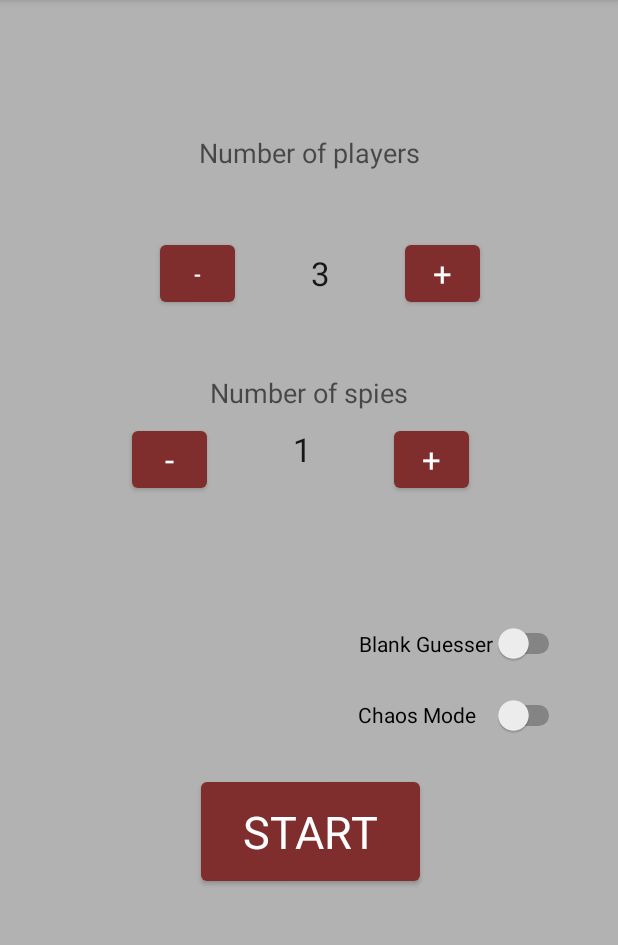
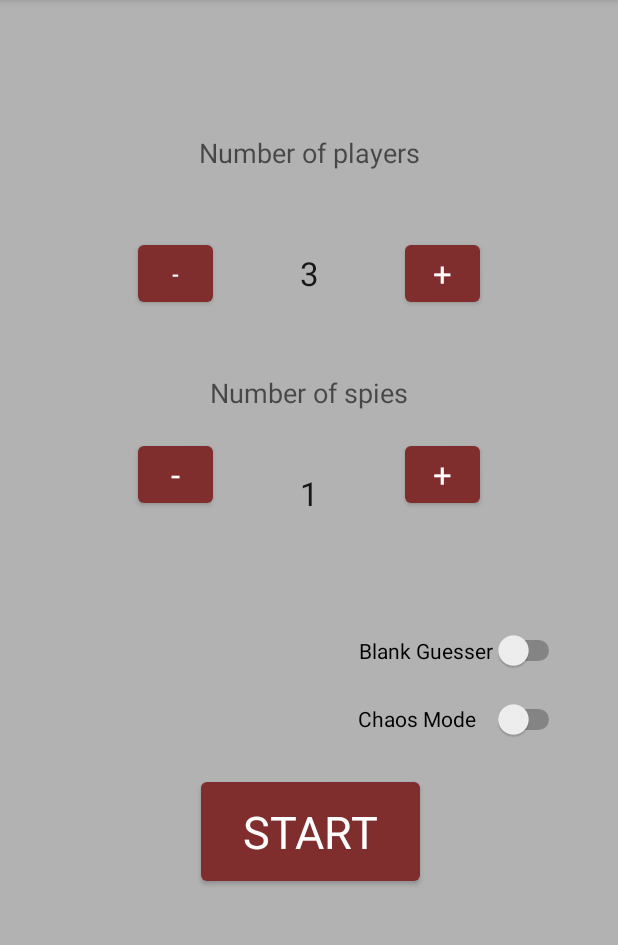
Before and after one commit to catherinepaopao/spy_game_app, an Android app: the NormalGameCreate screen opened directly, with no data from a screen before it, on a phone screen of 412 x 824 dp, the part 84-1029 px from its top. Run offline under Robolectric (Android 15) with nearby library versions, the phone set to English and light mode, and no system bars.

Commit message:
Fixed night theme colors and button spacing

```diff
--- a/app/src/main/java/com/idk/spygame/NormalGameCreate.java
+++ b/app/src/main/java/com/idk/spygame/NormalGameCreate.java
@@ -438,8 +438,8 @@ public class NormalGameCreate extends AppCompatActivity {
         wordsEng.add(new Pair<String, String>("Donut", "Bagel"));
         wordsEng.add(new Pair<String, String>("Concert", "Recital"));
         wordsEng.add(new Pair<String, String>("Ignorant", "Stupid"));
-        /* wordsEng.add(new Pair<String, String>("", ""));
-        wordsEng.add(new Pair<String, String>("", ""));
+        wordsEng.add(new Pair<String, String>("Socks", "Shoes"));
+        /*wordsEng.add(new Pair<String, String>("", ""));
         wordsEng.add(new Pair<String, String>("", ""));
         wordsEng.add(new Pair<String, String>("", ""));
         wordsEng.add(new Pair<String, String>("", ""));
@@ -492,8 +492,8 @@ public class NormalGameCreate extends AppCompatActivity {
         wordsCh.add(new Pair<String, String>("甜甜圈", "百吉饼"));
         wordsCh.add(new Pair<String, String>("音乐会", "独奏会"));
         wordsCh.add(new Pair<String, String>("无知", "愚蠢"));
+        wordsCh.add(new Pair<String, String>("袜子", "鞋子"));
         /* wordsCh.add(new Pair<String, String>("", ""));
-        wordsCh.add(new Pair<String, String>("", ""));
         wordsCh.add(new Pair<String, String>("", ""));
         wordsCh.add(new Pair<String, String>("", ""));
         wordsCh.add(new Pair<String, String>("", ""));
--- a/app/src/main/res/layout/activity_main.xml
+++ b/app/src/main/res/layout/activity_main.xml
@@ -15,7 +15,7 @@
         android:textAppearance="@style/TextAppearance.AppCompat.Large"
         android:textSize="40sp"
         android:textStyle="bold"
-        android:textColor="@color/white"
+        android:textColor="@color/design_default_color_on_primary"
         app:layout_constraintBottom_toBottomOf="parent"
         app:layout_constraintLeft_toLeftOf="parent"
         app:layout_constraintRight_toRightOf="parent"
--- a/app/src/main/res/layout/game_board.xml
+++ b/app/src/main/res/layout/game_board.xml
@@ -63,7 +63,7 @@
         android:id="@+id/starting"
         android:layout_width="294dp"
         android:layout_height="46dp"
-        android:background="@color/darkred"
+        android:background="@color/cardview_dark_background"
         android:text=""
         android:textAlignment="center"
         android:textColor="#ebead3"
--- a/app/src/main/res/layout/instructions1.xml
+++ b/app/src/main/res/layout/instructions1.xml
@@ -3,7 +3,8 @@
     xmlns:app="http://schemas.android.com/apk/res-auto"
     xmlns:tools="http://schemas.android.com/tools"
     android:layout_width="match_parent"
-    android:layout_height="match_parent">
+    android:layout_height="match_parent"
+    android:background="#e8e8e8">
 
     <TextView
         android:id="@+id/textView3"
--- a/app/src/main/res/layout/instructions2.xml
+++ b/app/src/main/res/layout/instructions2.xml
@@ -3,7 +3,8 @@
     xmlns:app="http://schemas.android.com/apk/res-auto"
     xmlns:tools="http://schemas.android.com/tools"
     android:layout_width="match_parent"
-    android:layout_height="match_parent">
+    android:layout_height="match_parent"
+    android:background="#e8e8e8">
 
     <TextView
         android:id="@+id/textView3"
@@ -42,7 +43,7 @@
         android:text="BLANK GUESSER: One player will be the Blank Guesser and will not receive a word. The Blank Guesser's goal
 is to stay in the game as long as possible. They are the only one allowed to lie to survive.
         \n\nIf the Blank Guesser stays alive until only ONE SPY and ONE CIVILIAN remain, the Blank Guesser wins.
-        \n\n\nCHAOS MODE: Play to find out! There are four possible game modes, so just have fun!
+        \n\n\nCHAOS MODE: Play to find out! There are three possible game modes, so just have fun!
         \n\nGood luck!"
         android:textColor="@color/black"
         android:textSize="19dp"
--- a/app/src/main/res/layout/normal_game_create.xml
+++ b/app/src/main/res/layout/normal_game_create.xml
@@ -1,6 +1,5 @@
 <?xml version="1.0" encoding="utf-8"?>
-<androidx.constraintlayout.widget.ConstraintLayout
-    xmlns:android="http://schemas.android.com/apk/res/android"
+<androidx.constraintlayout.widget.ConstraintLayout xmlns:android="http://schemas.android.com/apk/res/android"
     xmlns:app="http://schemas.android.com/apk/res-auto"
     xmlns:tools="http://schemas.android.com/tools"
     android:layout_width="match_parent"
@@ -39,8 +38,8 @@
         android:layout_height="78dp"
         android:layout_marginBottom="148dp"
         android:text="START"
+        android:textAppearance="@style/TextAppearance.AppCompat.Large"
         android:textSize="30sp"
-        android:textAppearance="@style/TextAppearance.AppCompat.Large"
         app:layout_constraintBottom_toBottomOf="parent"
         app:layout_constraintEnd_toEndOf="parent"
         app:layout_constraintHorizontal_bias="0.505"
@@ -64,14 +63,12 @@
         android:id="@+id/player_subtract"
         android:layout_width="50dp"
         android:layout_height="50dp"
-        android:layout_marginEnd="108dp"
+        android:layout_marginStart="92dp"
         android:text="-"
         app:layout_constraintBottom_toTopOf="@+id/Number_of_spies"
-        app:layout_constraintEnd_toStartOf="@+id/player_add"
-        app:layout_constraintHorizontal_bias="0.954"
         app:layout_constraintStart_toStartOf="parent"
         app:layout_constraintTop_toBottomOf="@+id/Number_of_players"
-        app:layout_constraintVertical_bias="0.504" />
+        app:layout_constraintVertical_bias="0.508" />
 
     <TextView
         android:id="@+id/player_number"
@@ -88,28 +85,27 @@
         android:id="@+id/spy_subtract"
         android:layout_width="50dp"
         android:layout_height="50dp"
-        android:layout_marginStart="88dp"
-        android:layout_marginBottom="164dp"
+        android:layout_marginStart="92dp"
+        android:layout_marginTop="84dp"
         android:text="-"
         android:textAppearance="@style/TextAppearance.AppCompat.Large"
         app:layout_constraintBottom_toTopOf="@+id/start_game"
         app:layout_constraintStart_toStartOf="parent"
-        app:layout_constraintTop_toBottomOf="@+id/Number_of_spies"
-        app:layout_constraintVertical_bias="0.258" />
+        app:layout_constraintTop_toBottomOf="@+id/player_subtract"
+        app:layout_constraintVertical_bias="0.0" />
 
     <Button
         android:id="@+id/spy_add"
         android:layout_width="50dp"
         android:layout_height="50dp"
-        android:layout_marginBottom="164dp"
+        android:layout_marginTop="84dp"
+        android:layout_marginEnd="92dp"
         android:text="+"
         android:textAppearance="@style/TextAppearance.AppCompat.Large"
         app:layout_constraintBottom_toTopOf="@+id/start_game"
         app:layout_constraintEnd_toEndOf="parent"
-        app:layout_constraintHorizontal_bias="0.556"
-        app:layout_constraintStart_toEndOf="@+id/spy_subtract"
-        app:layout_constraintTop_toBottomOf="@+id/Number_of_spies"
-        app:layout_constraintVertical_bias="0.258" />
+        app:layout_constraintTop_toBottomOf="@+id/player_add"
+        app:layout_constraintVertical_bias="0.0" />
 
     <TextView
         android:id="@+id/spy_number"
@@ -120,10 +116,9 @@
         android:textAppearance="@style/TextAppearance.AppCompat.Large"
         app:layout_constraintBottom_toTopOf="@+id/start_game"
         app:layout_constraintEnd_toStartOf="@+id/spy_add"
-        app:layout_constraintHorizontal_bias="0.509"
         app:layout_constraintStart_toEndOf="@+id/spy_subtract"
         app:layout_constraintTop_toBottomOf="@+id/Number_of_spies"
-        app:layout_constraintVertical_bias="0.261" />
+        app:layout_constraintVertical_bias="1.0" />
 
     <TextView
         android:id="@+id/errors"
```
